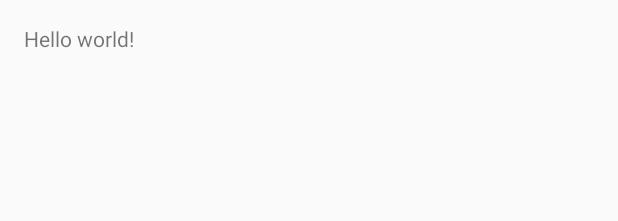
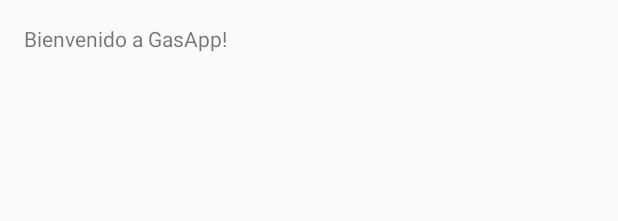
Before and after one commit to MatiasHey/GasApp, an Android app: the layout activity_main.xml on its own in the app's theme, with its tools: preview values and no code run, on a phone screen of 412 x 824 dp. Shown: the top 221 px of the screen. Run offline under Robolectric (Android 15) with nearby library versions, the phone set to English and light mode, and no system bars.

Commit message:
[test] actualizado texto de bienvenida

```diff
--- a/app/src/main/res/values/strings.xml
+++ b/app/src/main/res/values/strings.xml
@@ -1,6 +1,6 @@
 <resources>
     <string name="app_name">Gas</string>
 
-    <string name="hello_world">Hello world!</string>
+    <string name="hello_world">Bienvenido a GasApp!</string>
     <string name="action_settings">Settings</string>
 </resources>
```
Also changed, not shown: 3 other files.
